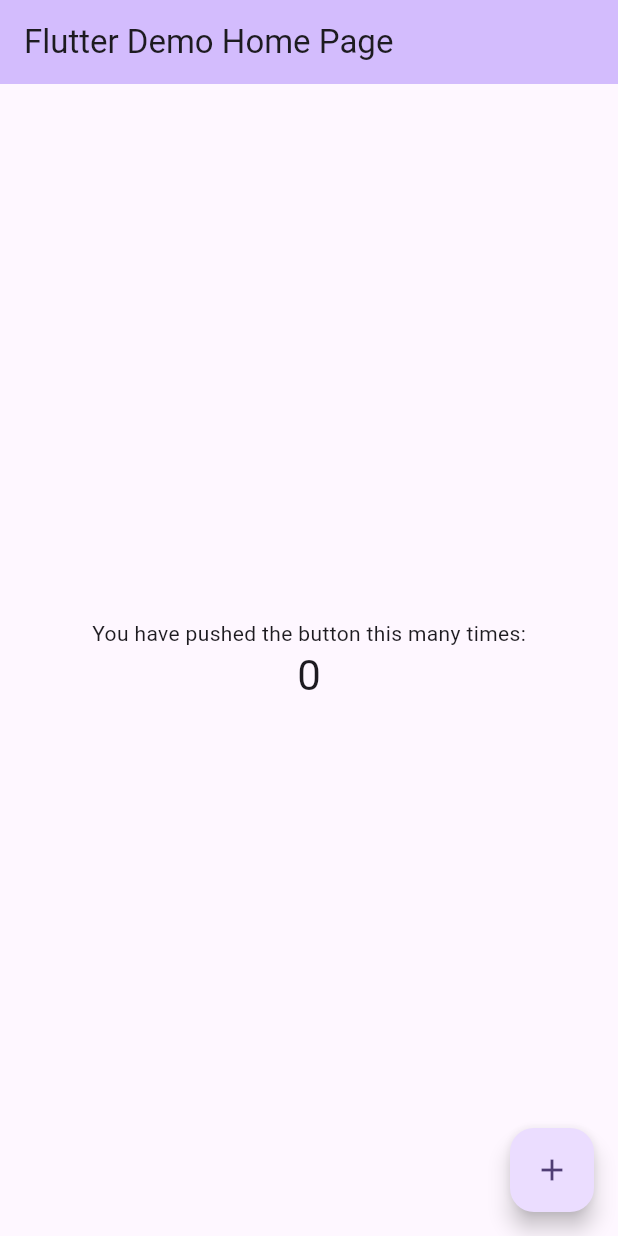
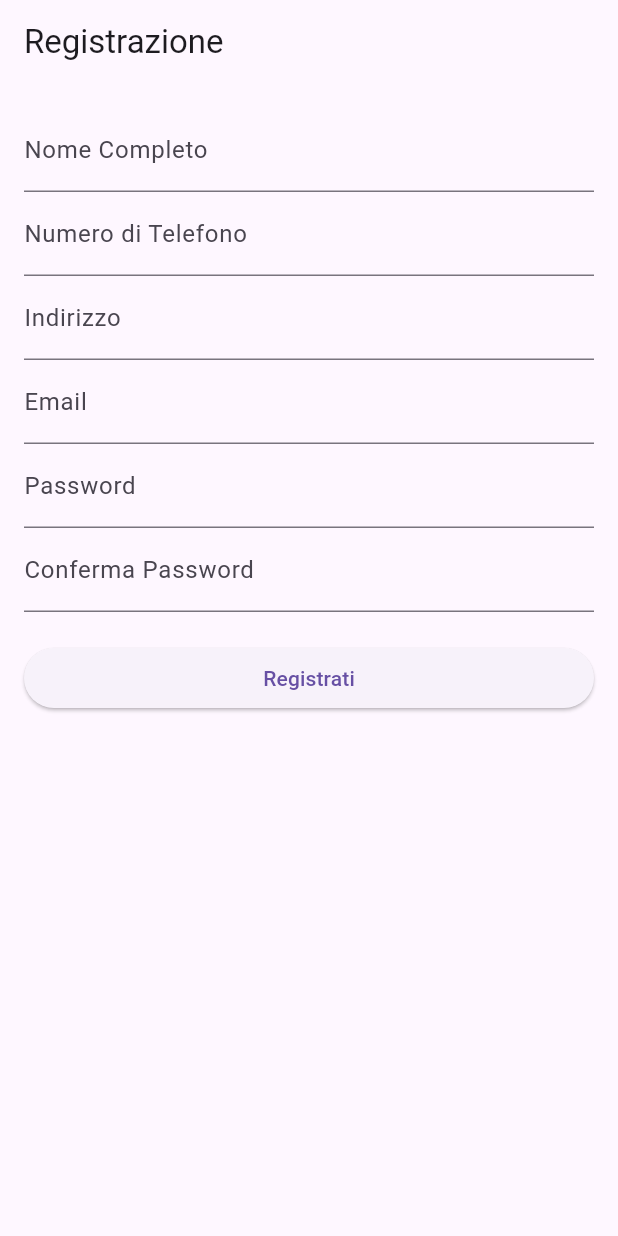
Before and after one commit to marcocastagna99/Marapp, a Flutter app: the screen it shows after launch, on a phone screen of 412 x 824 dp. Run offline on Flutter 3.47's test engine with Material 3 defaults, Android fonts, the phone set to English and light mode, and no system bars; our stand-ins replace cloud_firestore, firebase_auth, firebase_core, logger; accounts and stored records are empty.

Commit message:
registration tested

```diff
--- a/lib/main.dart
+++ b/lib/main.dart
@@ -1,125 +1,35 @@
 import 'package:flutter/material.dart';
+import 'package:firebase_core/firebase_core.dart';
+import 'package:provider/provider.dart';
+import '/providers/auth_provider.dart';
+import 'package:marapp/views/HomeScreen.dart';
+import 'package:marapp/views/registration_view.dart';
 
-void main() {
-  runApp(const MyApp());
+void main() async {
+  WidgetsFlutterBinding.ensureInitialized();
+  await Firebase.initializeApp(); // Inizializza Firebase
+  runApp(MyApp());
 }
 
 class MyApp extends StatelessWidget {
-  const MyApp({super.key});
-
-  // This widget is the root of your application.
   @override
   Widget build(BuildContext context) {
-    return MaterialApp(
-      title: 'Flutter Demo',
-      theme: ThemeData(
-        // This is the theme of your application.
-        //
-        // TRY THIS: Try running your application with "flutter run". You'll see
-        // the application has a purple toolbar. Then, without quitting the app,
-        // try changing the seedColor in the colorScheme below to Colors.green
-        // and then invoke "hot reload" (save your changes or press the "hot
-        // reload" button in a Flutter-supported IDE, or press "r" if you used
-        // the command line to start the app).
-        //
-        // Notice that the counter didn't reset back to zero; the application
-        // state is not lost during the reload. To reset the state, use hot
-        // restart instead.
-        //
-        // This works for code too, not just values: Most code changes can be
-        // tested with just a hot reload.
-        colorScheme: ColorScheme.fromSeed(seedColor: Colors.deepPurple),
-        useMaterial3: true,
+    return MultiProvider(
+      providers: [
+        ChangeNotifierProvider(create: (_) => AuthProvider()),
+      ],
+      child: MaterialApp(
+        debugShowCheckedModeBanner: false,
+        title: 'Flutter Firebase Auth',
+        theme: ThemeData(
+          primarySwatch: Colors.blue,
+        ),
+        initialRoute: '/register',
+        routes: {
+          '/register': (context) => RegistrationScreen(),
+          '/home': (context) => HomeScreen(),
+        },
       ),
-      home: const MyHomePage(title: 'Flutter Demo Home Page'),
     );
   }
 }
-
-class MyHomePage extends StatefulWidget {
-  const MyHomePage({super.key, required this.title});
-
-  // This widget is the home page of your application. It is stateful, meaning
-  // that it has a State object (defined below) that contains fields that affect
-  // how it looks.
-
-  // This class is the configuration for the state. It holds the values (in this
-  // case the title) provided by the parent (in this case the App widget) and
-  // used by the build method of the State. Fields in a Widget subclass are
-  // always marked "final".
-
-  final String title;
-
-  @override
-  State<MyHomePage> createState() => _MyHomePageState();
-}
-
-class _MyHomePageState extends State<MyHomePage> {
-  int _counter = 0;
-
-  void _incrementCounter() {
-    setState(() {
-      // This call to setState tells the Flutter framework that something has
-      // changed in this State, which causes it to rerun the build method below
-      // so that the display can reflect the updated values. If we changed
-      // _counter without calling setState(), then the build method would not be
-      // called again, and so nothing would appear to happen.
-      _counter++;
-    });
-  }
-
-  @override
-  Widget build(BuildContext context) {
-    // This method is rerun every time setState is called, for instance as done
-    // by the _incrementCounter method above.
-    //
-    // The Flutter framework has been optimized to make rerunning build methods
-    // fast, so that you can just rebuild anything that needs updating rather
-    // than having to individually change instances of widgets.
-    return Scaffold(
-      appBar: AppBar(
-        // TRY THIS: Try changing the color here to a specific color (to
-        // Colors.amber, perhaps?) and trigger a hot reload to see the AppBar
-        // change color while the other colors stay the same.
-        backgroundColor: Theme.of(context).colorScheme.inversePrimary,
-        // Here we take the value from the MyHomePage object that was created by
-        // the App.build method, and use it to set our appbar title.
-        title: Text(widget.title),
-      ),
-      body: Center(
-        // Center is a layout widget. It takes a single child and positions it
-        // in the middle of the parent.
-        child: Column(
-          // Column is also a layout widget. It takes a list of children and
-          // arranges them vertically. By default, it sizes itself to fit its
-          // children horizontally, and tries to be as tall as its parent.
-          //
-          // Column has various properties to control how it sizes itself and
-          // how it positions its children. Here we use mainAxisAlignment to
-          // center the children vertically; the main axis here is the vertical
-          // axis because Columns are vertical (the cross axis would be
-          // horizontal).
-          //
-          // TRY THIS: Invoke "debug painting" (choose the "Toggle Debug Paint"
-          // action in the IDE, or press "p" in the console), to see the
-          // wireframe for each widget.
-          mainAxisAlignment: MainAxisAlignment.center,
-          children: <Widget>[
-            const Text(
-              'You have pushed the button this many times:',
-            ),
-            Text(
-              '$_counter',
-              style: Theme.of(context).textTheme.headlineMedium,
-            ),
-          ],
-        ),
-      ),
-      floatingActionButton: FloatingActionButton(
-        onPressed: _incrementCounter,
-        tooltip: 'Increment',
-        child: const Icon(Icons.add),
-      ), // This trailing comma makes auto-formatting nicer for build methods.
-    );
-  }
-}
--- /dev/null
+++ b/lib/providers/auth_provider.dart
@@ -0,0 +1,66 @@
+import 'package:firebase_auth/firebase_auth.dart';
+import 'package:flutter/material.dart';
+import 'package:logger/logger.dart';
+
+import '../services/auth_service.dart';
+
+class AuthProvider with ChangeNotifier {
+  User? _user;
+  bool _isLoading = false; // Aggiungi variabile per lo stato di caricamento
+  final AuthService _authService = AuthService();
+
+  User? get user => _user;
+  bool get isLoading => _isLoading; // Getter per lo stato di caricamento
+
+  // Login
+  Future<void> login(String email, String password) async {
+    _setLoading(true);
+    _user = await _authService.login(email, password);
+    _setLoading(false);
+    notifyListeners();
+  }
+
+  // Sign Up
+  // Sign Up
+  Future<bool> signUp(String email, String password, String name,
+      String phoneNumber, String address) async {
+    _setLoading(true);
+    try {
+      // Passa tutti gli argomenti richiesti a signUp
+      _user = await _authService.signUp(
+          email, password, name, phoneNumber, address); // Call the service
+      return _user != null; // Return true if user is registered successfully
+    } catch (e) {
+      Logger().e('Sign up error: ${e.toString()}');  // logger instead of print
+      return false; // Return false if registration failed
+    } finally {
+      _setLoading(false);
+      notifyListeners();
+    }
+  }
+
+  /*Future<User?> signInWithGoogle() async {
+    _setLoading(true);
+    User? user = await _authService.signInWithGoogle();
+    _user = user;
+    _setLoading(false);
+    notifyListeners();
+    return user;
+  }*/
+
+  // Logout
+  Future<void> logout() async {
+    await _authService.logout();
+    _user = null;
+    notifyListeners();
+  }
+
+  // Check if user is authenticated
+  bool get isAuthenticated => _user != null;
+
+  // Metodo per gestire lo stato di caricamento
+  void _setLoading(bool loading) {
+    _isLoading = loading;
+    notifyListeners();
+  }
+}
--- /dev/null
+++ b/lib/views/registration_view.dart
@@ -0,0 +1,172 @@
+import 'package:flutter/material.dart';
+import 'package:provider/provider.dart';
+import 'package:marapp/providers/auth_provider.dart';
+import 'package:marapp/views/HomeScreen.dart';
+
+class RegistrationScreen extends StatefulWidget {
+  @override
+  _RegistrationScreenState createState() => _RegistrationScreenState();
+}
+
+class _RegistrationScreenState extends State<RegistrationScreen> {
+  final _formKey = GlobalKey<FormState>();
+  final TextEditingController _emailController = TextEditingController();
+  final TextEditingController _passwordController = TextEditingController();
+  final TextEditingController _confirmPasswordController = TextEditingController();
+  final TextEditingController _nameController = TextEditingController();
+  final TextEditingController _phoneController = TextEditingController();
+  final TextEditingController _addressController = TextEditingController();
+  bool _isLoading = false;
+
+  void _register(BuildContext context) async {
+    if (_formKey.currentState!.validate()) {
+      setState(() {
+        _isLoading = true;
+      });
+      try {
+        final authProvider = Provider.of<AuthProvider>(context, listen: false);
+        await authProvider.signUp(
+          _emailController.text.trim(),
+          _passwordController.text.trim(),
+          _nameController.text.trim(),
+          _phoneController.text.trim(),
+          _addressController.text.trim(),
+
+        );
+        // Naviga alla schermata successiva o mostra un messaggio di successo
+        ScaffoldMessenger.of(context).showSnackBar(
+          SnackBar(content: Text('Registrazione completata!')),
+        );
+        Navigator.pushReplacement(
+          context,
+          MaterialPageRoute(builder: (context) => HomeScreen()), // Aggiungi il nome della tua schermata Home
+        );
+
+      } catch (error) {
+        ScaffoldMessenger.of(context).showSnackBar(
+          SnackBar(content: Text('Errore: ${error.toString()}')),
+        );
+      } finally {
+        setState(() {
+          _isLoading = false;
+        });
+      }
+    }
+  }
+
+  @override
+  Widget build(BuildContext context) {
+    return Scaffold(
+      appBar: AppBar(
+        title: Text('Registrazione'),
+      ),
+      body: Padding(
+        padding: const EdgeInsets.all(16.0),
+        child: Form(
+          key: _formKey,
+          child: SingleChildScrollView(
+            child: Column(
+              crossAxisAlignment: CrossAxisAlignment.stretch,
+              children: [
+                TextFormField(
+                  controller: _nameController,
+                  decoration: InputDecoration(labelText: 'Nome Completo'),
+                  validator: (value) {
+                    if (value == null || value.isEmpty) {
+                      return 'Inserisci il tuo nome';
+                    }
+                    return null;
+                  },
+                ),
+                TextFormField(
+                  controller: _phoneController,
+                  decoration: InputDecoration(labelText: 'Numero di Telefono'),
+                  keyboardType: TextInputType.phone,
+                  validator: (value) {
+                    if (value == null || value.isEmpty) {
+                      return 'Inserisci il tuo numero di telefono';
+                    }
+                    if (!RegExp(r'^\d{10}$').hasMatch(value)) {
+                      return 'Numero non valido (10 cifre richieste)';
+                    }
+                    return null;
+                  },
+                ),
+                TextFormField(
+                  controller: _addressController,
+                  decoration: InputDecoration(labelText: 'Indirizzo'),
+                  validator: (value) {
+                    if (value == null || value.isEmpty) {
+                      return 'Inserisci il tuo indirizzo';
+                    }
+                    return null;
+                  },
+                ),
+                TextFormField(
+                  controller: _emailController,
+                  decoration: InputDecoration(labelText: 'Email'),
+                  keyboardType: TextInputType.emailAddress,
+                  validator: (value) {
+                    if (value == null || value.isEmpty) {
+                      return 'Inserisci un\'email valida';
+                    }
+                    if (!RegExp(r'^[^@]+@[^@]+\.[^@]+').hasMatch(value)) {
+                      return 'Formato email non valido';
+                    }
+                    return null;
+                  },
+                ),
+                TextFormField(
+                  controller: _passwordController,
+                  decoration: InputDecoration(labelText: 'Password'),
+                  obscureText: true,
+                  validator: (value) {
+                    if (value == null || value.isEmpty) {
+                      return 'Inserisci una password';
+                    }
+                    if (value.length < 6) {
+                      return 'La password deve essere lunga almeno 6 caratteri';
+                    }
+                    return null;
+                  },
+                ),
+                TextFormField(
+                  controller: _confirmPasswordController,
+                  decoration: InputDecoration(labelText: 'Conferma Password'),
+                  obscureText: true,
+                  validator: (value) {
+                    if (value == null || value.isEmpty) {
+                      return 'Conferma la password';
+                    }
+                    if (value != _passwordController.text) {
+                      return 'Le password non corrispondono';
+                    }
+                    return null;
+                  },
+                ),
+                SizedBox(height: 20),
+                _isLoading
+                    ? Center(child: CircularProgressIndicator())
+                    : ElevatedButton(
+                  onPressed: () => _register(context),
+                  child: Text('Registrati'),
+                ),
+              ],
+            ),
+          ),
+        ),
+      ),
+    );
+  }
+
+  @override
+  void dispose() {
+    _emailController.dispose();
+    _passwordController.dispose();
+    _confirmPasswordController.dispose();
+    _nameController.dispose();
+    _phoneController.dispose();
+    _addressController.dispose();
+    super.dispose();
+  }
+}
--- a/pubspec.yaml
+++ b/pubspec.yaml
@@ -33,6 +33,12 @@ dependencies:
   firebase_core: any
   firebase_auth: any # Per l'autenticazione
   cloud_firestore: any # Per Firestore (database)
+  provider: ^6.0.1
+  google_sign_in: ^6.0.1
+  flutter_signin_button: ^2.0.0
+  logger: ^2.0.2+1
+  #flat_icons_flutter: ^1.0.1
+
 
 
   # The following adds the Cupertino Icons font to your application.
```
Also changed, not shown: lib/services/auth_service.dart (added, +80 -0 lines), lib/views/HomeScreen.dart (added, +30 -0 lines), firebase.json, lib/firebase_options.dart, lib/views/login_view.dart (added), pubspec.lock, 7 other files.
